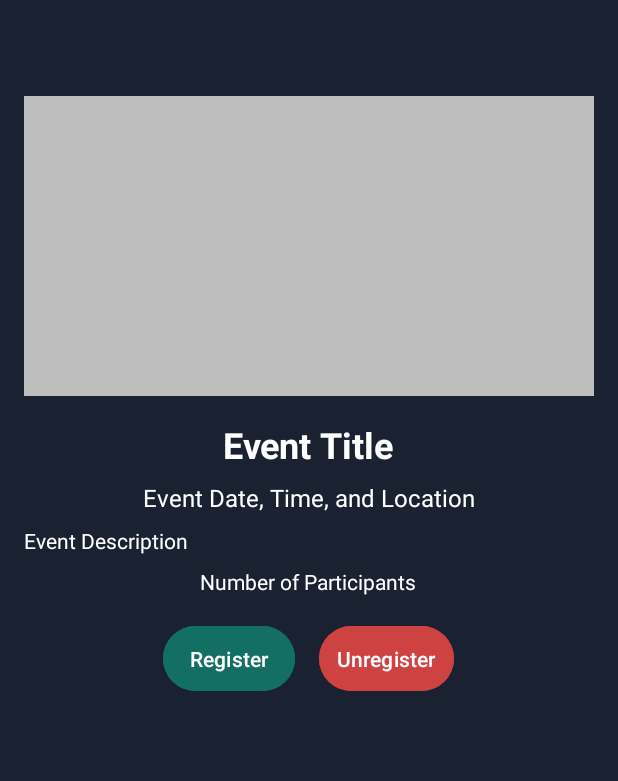
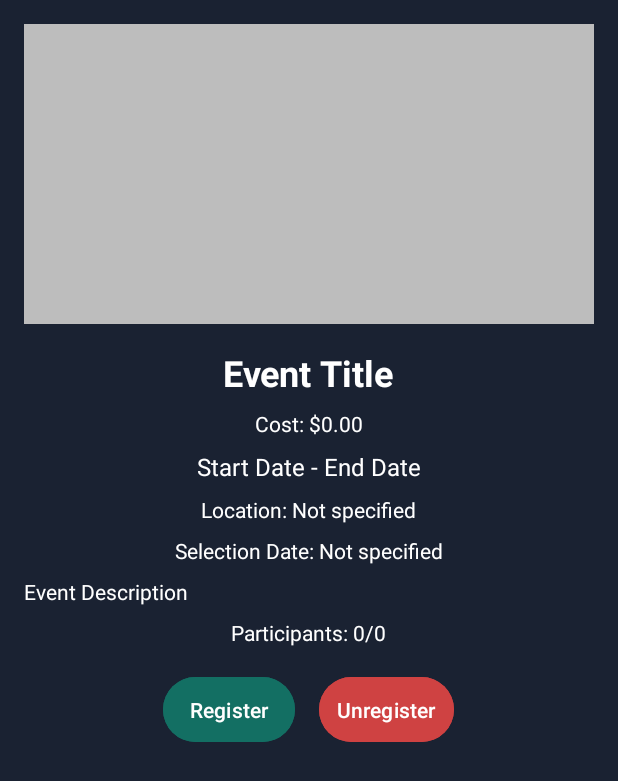
Before and after one commit to CMPUT301F24apiary/Hive, an Android app: the UserEventPageActivity screen opened directly, with no data from a screen before it, on a phone screen of 412 x 824 dp. Shown: the top 781 px of the screen. Run offline under Robolectric (Android 15) with nearby library versions, the phone set to English and light mode, and no system bars; our stand-ins replace Firebase (no records; nobody signed in at launch, a user with empty details on screens opened directly); pictures from the network do not load; 1 statement that could not run was skipped.

Commit message:
now can view event, going to connect buttons to firebase

```diff
--- a/app/src/main/AndroidManifest.xml
+++ b/app/src/main/AndroidManifest.xml
@@ -10,6 +10,7 @@
     <uses-permission android:name="android.permission.INTERNET" />
     <uses-feature android:name="android.hardware.camera" android:required="false" />
     <uses-feature android:name="android.hardware.camera.autofocus" android:required="false" />
+
 
 
 
--- a/app/src/main/res/layout/user_event_page.xml
+++ b/app/src/main/res/layout/user_event_page.xml
@@ -2,14 +2,12 @@
 <ScrollView xmlns:android="http://schemas.android.com/apk/res/android"
     android:layout_width="match_parent"
     android:layout_height="match_parent"
-
     android:padding="16dp">
 
     <LinearLayout
         android:layout_width="match_parent"
         android:layout_height="wrap_content"
         android:orientation="vertical"
-        android:layout_marginTop="48dp"
         android:gravity="center_horizontal">
 
         <!-- Event Image -->
@@ -32,13 +30,43 @@
             android:textColor="@color/white"
             android:layout_marginBottom="8dp" />
 
+        <!-- Event Cost -->
+        <TextView
+            android:id="@+id/costTextView"
+            android:layout_width="wrap_content"
+            android:layout_height="wrap_content"
+            android:text="Cost: $0.00"
+            android:textSize="14sp"
+            android:textColor="@color/white"
+            android:layout_marginBottom="8dp" />
+
         <!-- Event Details -->
         <TextView
             android:id="@+id/eventDetails"
             android:layout_width="wrap_content"
             android:layout_height="wrap_content"
-        android:text="Event Date, Time, and Location"
+            android:text="Start Date - End Date"
             android:textSize="16sp"
+            android:textColor="@color/white"
+            android:layout_marginBottom="8dp" />
+
+        <!-- Event Location -->
+        <TextView
+            android:id="@+id/locationTextView"
+            android:layout_width="wrap_content"
+            android:layout_height="wrap_content"
+            android:text="Location: Not specified"
+            android:textSize="14sp"
+            android:textColor="@color/white"
+            android:layout_marginBottom="8dp" />
+
+        <!-- Selection Date -->
+        <TextView
+            android:id="@+id/selectionDateTextView"
+            android:layout_width="wrap_content"
+            android:layout_height="wrap_content"
+            android:text="Selection Date: Not specified"
+            android:textSize="14sp"
             android:textColor="@color/white"
             android:layout_marginBottom="8dp" />
 
@@ -57,7 +85,7 @@
             android:id="@+id/participantsCount"
             android:layout_width="wrap_content"
             android:layout_height="wrap_content"
-        android:text="Number of Participants"
+            android:text="Participants: 0/0"
             android:textSize="14sp"
             android:textColor="@color/white"
             android:layout_marginBottom="16dp" />
```
Also changed, not shown: app/src/main/java/com/example/hive/EventListActivity.java (+8 -28 lines), app/src/main/java/com/example/hive/Events/Event.java (+37 -60 lines), app/src/main/java/com/example/hive/Views/CustomQrScannerActivity.java (+69 -44 lines), app/src/main/java/com/example/hive/Views/UserEventPageActivity.java (+41 -18 lines), app/src/main/res/layout/activity_custom_qr_scanner.xml (+6 -7 lines). Lines whose indentation alone changed are shown as unchanged.
